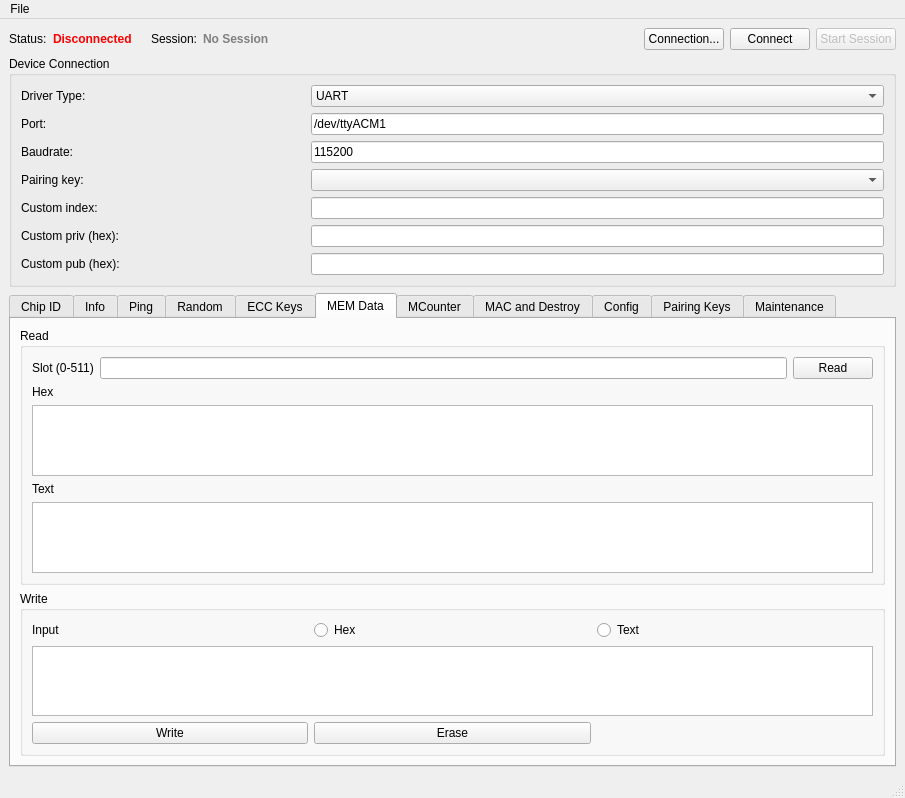
First picture: the form in mainwindow.ui, repository petrkr/tropic01manager, before the edit.
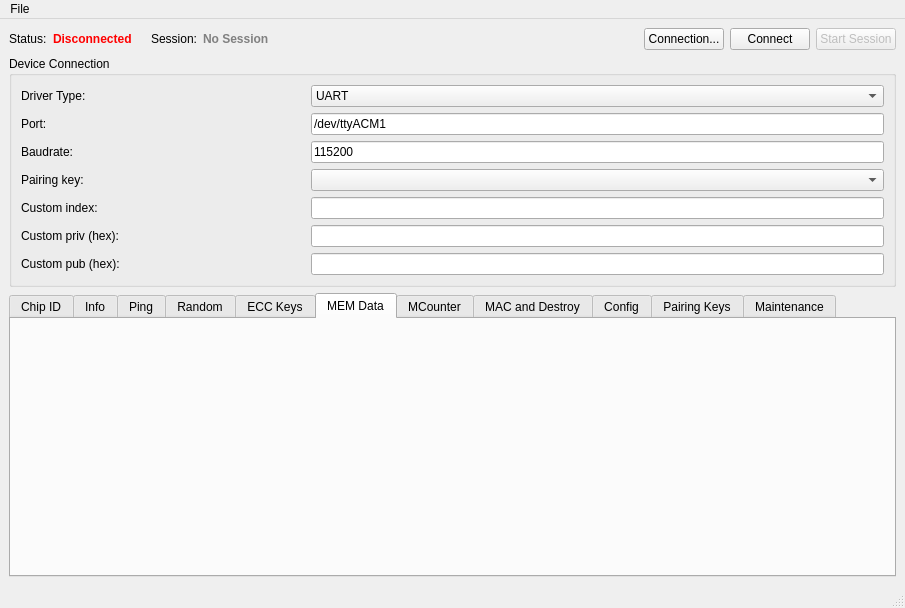
Second picture: the form after the edit. The open tabs and pages were chosen to show the change.

Commit message: MEMData: use bubble cards

```diff
--- a/mainwindow.ui
+++ b/mainwindow.ui
@@ -753,109 +753,7 @@
        <attribute name="title">
         <string>MEM Data</string>
        </attribute>
-       <layout class="QVBoxLayout" name="layoutMemData">
-        <item>
-         <widget class="QGroupBox" name="groupMemRead">
-          <property name="title">
-           <string>Read</string>
-          </property>
-          <layout class="QGridLayout" name="gridMemRead">
-           <item row="0" column="0">
-            <widget class="QLabel" name="labelMemSlot">
-             <property name="text">
-              <string>Slot (0-511)</string>
-             </property>
-            </widget>
-           </item>
-           <item row="0" column="1">
-            <widget class="QLineEdit" name="leMemSlot"/>
-           </item>
-           <item row="0" column="2">
-            <widget class="QPushButton" name="btnMemRead">
-             <property name="text">
-              <string>Read</string>
-             </property>
-            </widget>
-           </item>
-           <item row="1" column="0">
-            <widget class="QLabel" name="labelMemHex">
-             <property name="text">
-              <string>Hex</string>
-             </property>
-            </widget>
-           </item>
-           <item row="2" column="0" colspan="3">
-            <widget class="QPlainTextEdit" name="pteMemHex">
-             <property name="readOnly">
-              <bool>true</bool>
-             </property>
-            </widget>
-           </item>
-           <item row="3" column="0">
-            <widget class="QLabel" name="labelMemText">
-             <property name="text">
-              <string>Text</string>
-             </property>
-            </widget>
-           </item>
-           <item row="4" column="0" colspan="3">
-            <widget class="QPlainTextEdit" name="pteMemText">
-             <property name="readOnly">
-              <bool>true</bool>
-             </property>
-            </widget>
-           </item>
-          </layout>
-         </widget>
-        </item>
-        <item>
-         <widget class="QGroupBox" name="groupMemWrite">
-          <property name="title">
-           <string>Write</string>
-          </property>
-          <layout class="QGridLayout" name="gridMemWrite">
-           <item row="0" column="0">
-            <widget class="QLabel" name="labelMemFormat">
-             <property name="text">
-              <string>Input</string>
-             </property>
-            </widget>
-           </item>
-           <item row="0" column="1">
-            <widget class="QRadioButton" name="rbMemHex">
-             <property name="text">
-              <string>Hex</string>
-             </property>
-            </widget>
-           </item>
-           <item row="0" column="2">
-            <widget class="QRadioButton" name="rbMemText">
-             <property name="text">
-              <string>Text</string>
-             </property>
-            </widget>
-           </item>
-           <item row="1" column="0" colspan="3">
-            <widget class="QPlainTextEdit" name="pteMemInput"/>
-           </item>
-           <item row="2" column="0">
-            <widget class="QPushButton" name="btnMemWrite">
-             <property name="text">
-              <string>Write</string>
-             </property>
-            </widget>
-           </item>
-           <item row="2" column="1">
-            <widget class="QPushButton" name="btnMemErase">
-             <property name="text">
-              <string>Erase</string>
-             </property>
-            </widget>
-           </item>
-          </layout>
-         </widget>
-        </item>
-       </layout>
+       <layout class="QVBoxLayout" name="layoutMemData"/>
       </widget>
       <widget class="QWidget" name="tab_6">
        <attribute name="title">
```
The commit also changes 1 other file.
